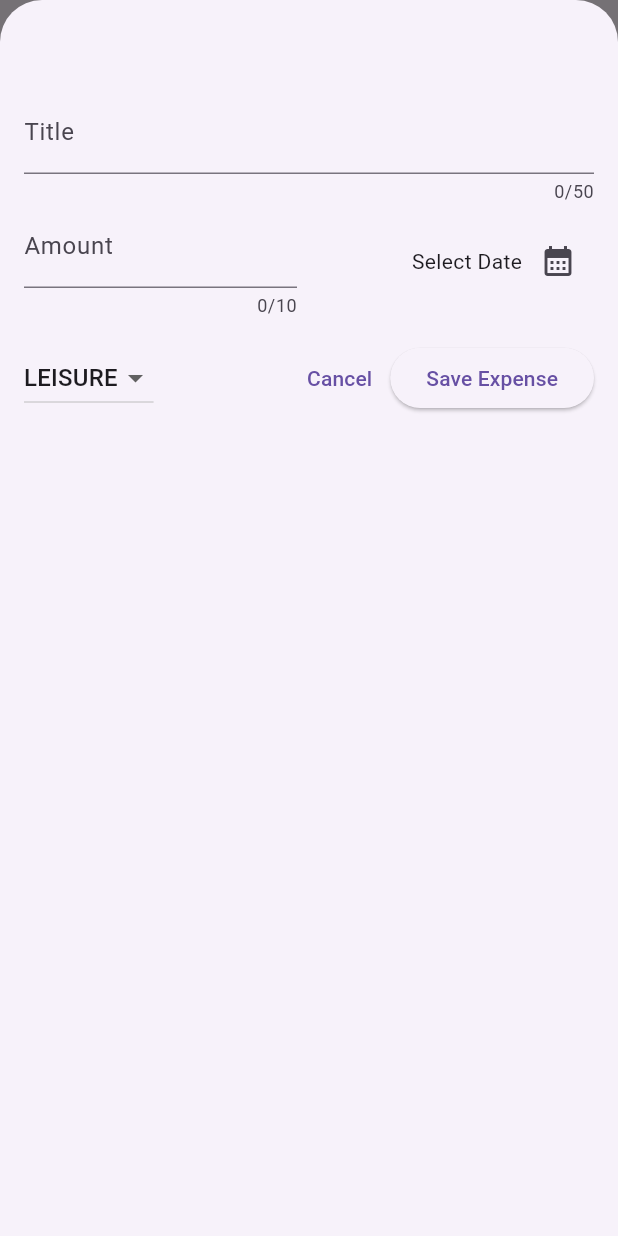
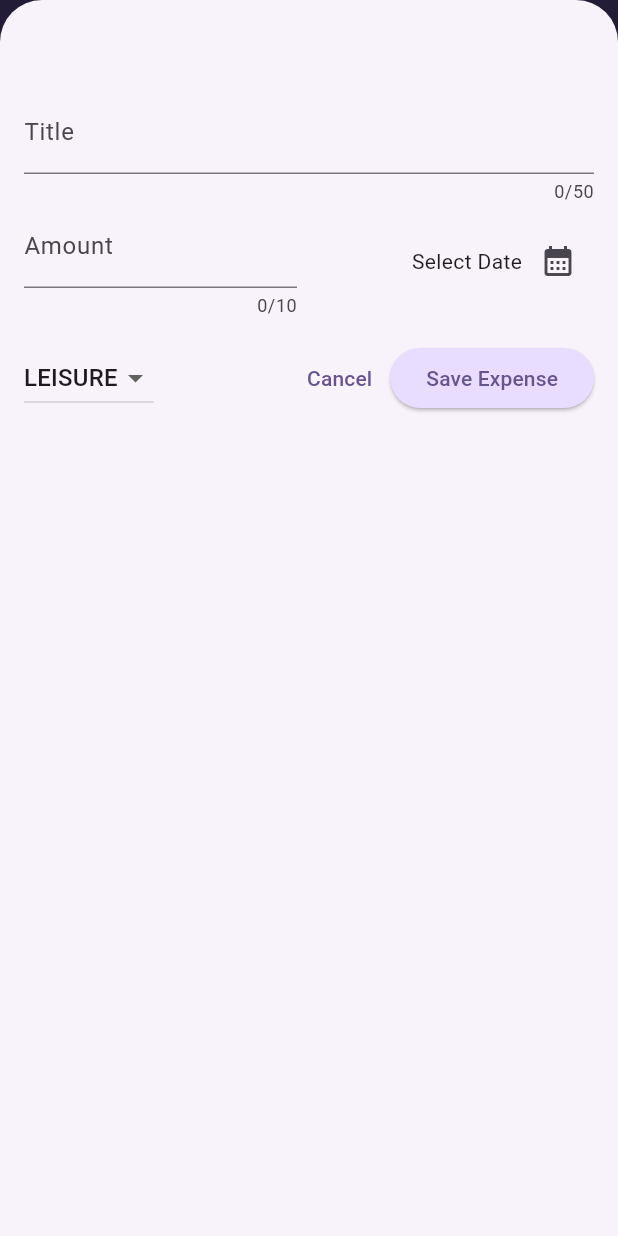
Before and after one commit to sahil4221/expense-tracker, a Flutter app: the screen it shows after launch, after a tap on the "add" icon, on a phone screen of 412 x 824 dp. Run offline on Flutter 3.47's test engine with Material 3 defaults, Android fonts, the phone set to English and light mode, and no system bars.

Commit message:
second commit

```diff
--- a/expense_tracker/lib/expenses.dart
+++ b/expense_tracker/lib/expenses.dart
@@ -42,14 +42,41 @@ class _ExpensesState extends State<Expenses> {
     });
   }
 
-  void _removeExpense(Expense expense){
+  void _removeExpense(Expense expense) {
+
+    final expenseIndex = _registeredExpenses.indexOf(expense);
+
     setState(() {
       _registeredExpenses.remove(expense);
     });
+    ScaffoldMessenger.of(context).clearSnackBars();
+    ScaffoldMessenger.of(context).showSnackBar(
+        SnackBar(
+        duration: const Duration(seconds: 3),
+        content: const Text('Expense Deleted'),
+        action: SnackBarAction(
+          label: 'Undo',
+          onPressed: (){
+            setState(() {
+              _registeredExpenses.insert(expenseIndex, expense);
+            });
+          },
+        ),
+      ),
+    );
   }
 
   @override
   Widget build(BuildContext context) {
+    Widget mainContent = const Center(
+      child: Text('No Expenses Found. Start adding some'),
+    );
+
+    if (_registeredExpenses.isNotEmpty) {
+      mainContent = ExpensesList(
+          expenses: _registeredExpenses, onRemoveExpense: _removeExpense);
+    }
+
     return Scaffold(
       appBar: AppBar(title: const Text("Expense Tracker"), actions: [
         IconButton(
@@ -58,8 +85,7 @@ class _ExpensesState extends State<Expenses> {
       body: Column(
         children: [
           const Text('the chart'),
-          Expanded(child: ExpensesList(expenses: _registeredExpenses, onRemoveExpense: _removeExpense)),
-
+          Expanded(child: mainContent),
         ],
       ),
     );
--- a/expense_tracker/lib/main.dart
+++ b/expense_tracker/lib/main.dart
@@ -1,10 +1,59 @@
+
+
 import 'package:expense_tracker/expenses.dart';
 import 'package:flutter/material.dart';
 
+var kColorScheme = ColorScheme.fromSeed(
+
+  seedColor: const Color.fromARGB(255, 105, 64, 200));
+
+var kDarkColorScheme = ColorScheme.fromSeed(
+   brightness: Brightness.dark,
+  seedColor: const Color.fromARGB(255, 5,99, 125));
+
 void main(){
   runApp(
-    const MaterialApp(
-      home: Expenses() ,
+      MaterialApp(
+      darkTheme: ThemeData.dark().copyWith(
+        colorScheme: kDarkColorScheme,
+        cardTheme: const CardTheme().copyWith(
+          color: kDarkColorScheme.secondaryContainer,
+          margin: const EdgeInsets.symmetric(horizontal: 16, vertical: 8),
+        ),
+        elevatedButtonTheme: ElevatedButtonThemeData(
+          style: ElevatedButton.styleFrom(
+            backgroundColor: kDarkColorScheme.primaryContainer,
+            foregroundColor: kDarkColorScheme.onPrimaryContainer
+          ),
+        ),
+      ),
+      theme: ThemeData().copyWith(
+        colorScheme: kColorScheme,
+        appBarTheme: const AppBarTheme().copyWith(
+          backgroundColor: kColorScheme.onPrimaryContainer,
+          foregroundColor: kColorScheme.primaryContainer,
+
+        ),
+        cardTheme: const CardTheme().copyWith(
+          color: kColorScheme.secondaryContainer,
+          margin: const EdgeInsets.symmetric(horizontal: 16, vertical: 8),
+        ),
+        elevatedButtonTheme: ElevatedButtonThemeData(
+          style: ElevatedButton.styleFrom(
+            backgroundColor: kColorScheme.primaryContainer,
+          ),
+        ),
+        // textTheme: const TextTheme().copyWith(
+        //   titleLarge: const TextStyle(
+        //     fontSize: 18,
+        //   )
+        // )
+
+      ),
+
+      themeMode: ThemeMode.system,
+
+      home:const Expenses() ,
     ),
   );
 }
--- a/expense_tracker/lib/widgets/expense_item.dart
+++ b/expense_tracker/lib/widgets/expense_item.dart
@@ -16,18 +16,24 @@ class ExpenseItem extends StatelessWidget{
           horizontal: 20,
           vertical: 16,
         ),
-        child: Column(children: [
-          Text(expense.title),
+        child: Column(
+          crossAxisAlignment: CrossAxisAlignment.start,
+          children: [
+          Text(
+            expense.title, style: const TextStyle(
+            fontSize: 15,
+            fontWeight: FontWeight.w500,
+          )),
           const SizedBox(
             height: 4,
           ),
           Row(children: [
-            Text('Rs ${expense.amount.toStringAsFixed(0)}'),
+            Text('Rs ${expense.amount.toStringAsFixed(0)}', style: const TextStyle(fontSize: 13),),
             const Spacer(),
             Row(children: [
               Icon(CategoryIcons[expense.category]),
               const SizedBox(width: 5,),
-              Text(expense.formattedDate),
+              Text(expense.formattedDate,style: const TextStyle(fontSize: 13),),
             ],)
           ],)
         ]),
--- a/expense_tracker/lib/widgets/expenses_list.dart
+++ b/expense_tracker/lib/widgets/expenses_list.dart
@@ -13,6 +13,10 @@ class ExpensesList extends StatelessWidget {
     return ListView.builder(
         itemCount: expenses.length,
         itemBuilder: (ctx, index) => Dismissible(
+            background: Container(
+              color: Theme.of(context).colorScheme.error.withOpacity(0.4),
+              margin: EdgeInsets.symmetric(horizontal:Theme.of(context).cardTheme.margin!.horizontal ) ,
+            ),
             onDismissed: (direction){
               onRemoveExpense(expenses[index]);
             } ,
```
